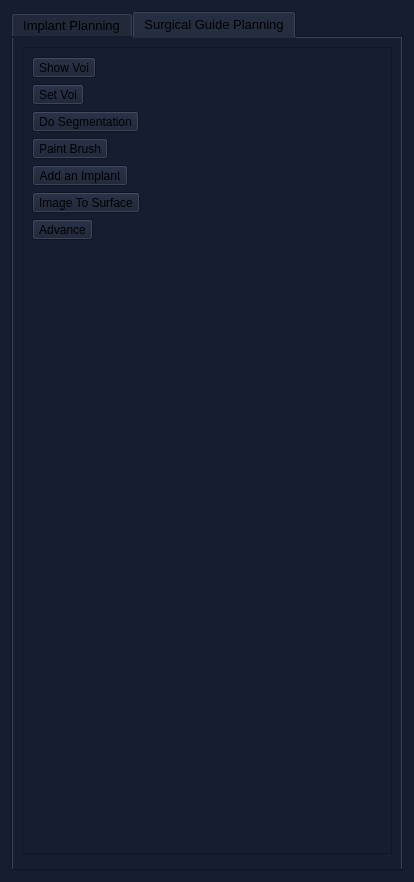
Old version of the form Apps/Dental/view/SCBDentalPlanningPipeline.ui in the repository wuzhuobin/MITK-Project.
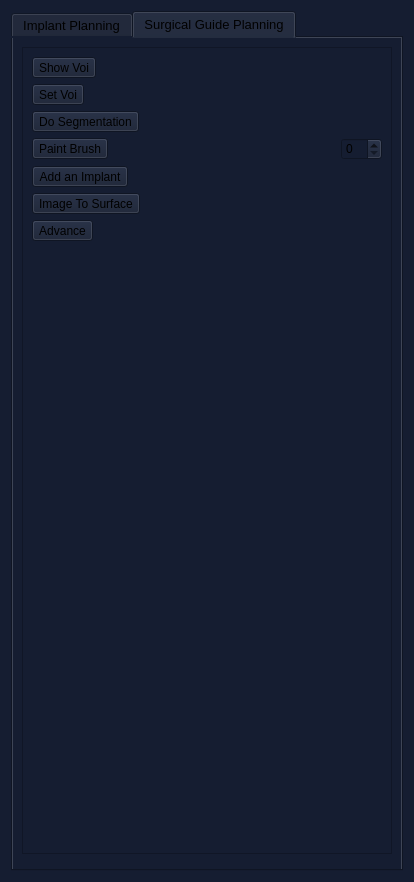
New version of the form. Icons and pictures are not drawn. Custom widgets are drawn as their Qt base class.

Commit message: Add paint brush to optimize segmentation

Patch:
```diff
--- a/Apps/Dental/view/SCBDentalPlanningPipeline.ui
+++ b/Apps/Dental/view/SCBDentalPlanningPipeline.ui
@@ -2134,6 +2134,8 @@
            </widget>
           </item>
           <item>
+           <layout class="QHBoxLayout" name="horizontalLayout_3">
+            <item>
            <widget class="QToolButton" name="toolButtonSurgicalGuidePlanningPaintBrush">
             <property name="text">
              <string>Paint Brush</string>
@@ -2147,6 +2149,24 @@
            </widget>
           </item>
           <item>
+             <spacer name="horizontalSpacer_4">
+              <property name="orientation">
+               <enum>Qt::Horizontal</enum>
+              </property>
+              <property name="sizeHint" stdset="0">
+               <size>
+                <width>40</width>
+                <height>20</height>
+               </size>
+              </property>
+             </spacer>
+            </item>
+            <item>
+             <widget class="QSpinBox" name="spinBox"/>
+            </item>
+           </layout>
+          </item>
+          <item>
            <widget class="QToolButton" name="toolButtonSurgicalGuidePlanningAddAnImplant">
             <property name="text">
              <string>Add an Implant</string>
```
Left out of the diff: 2 changed lines with no effect on the pictures. Lines whose indentation alone changed are shown as unchanged. The commit also changes 2 other files.
